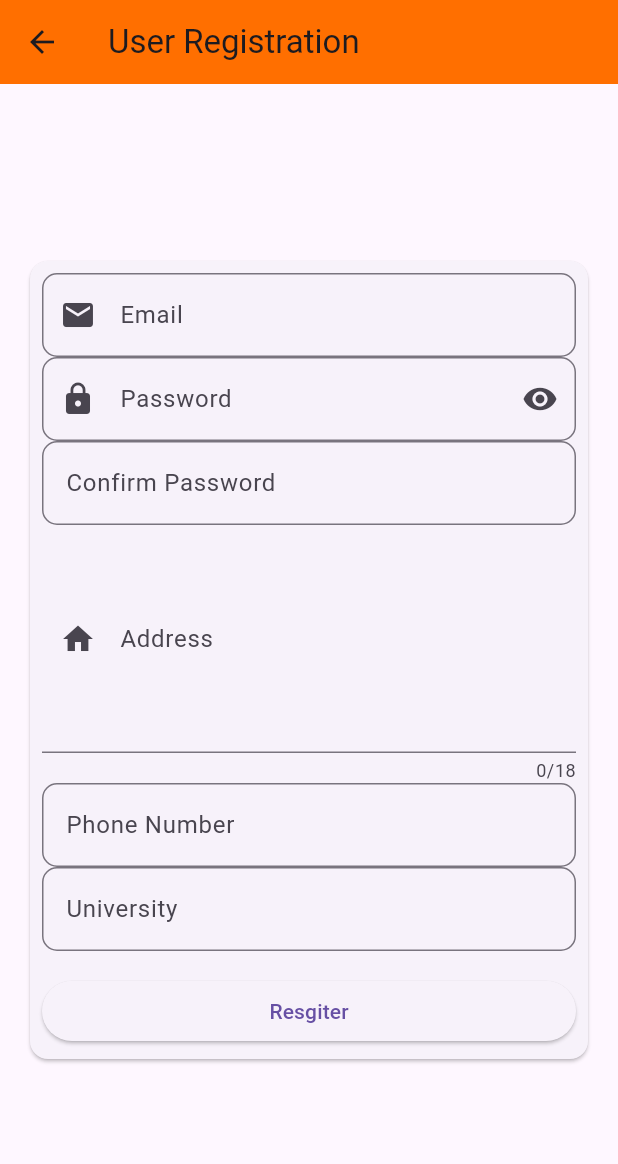
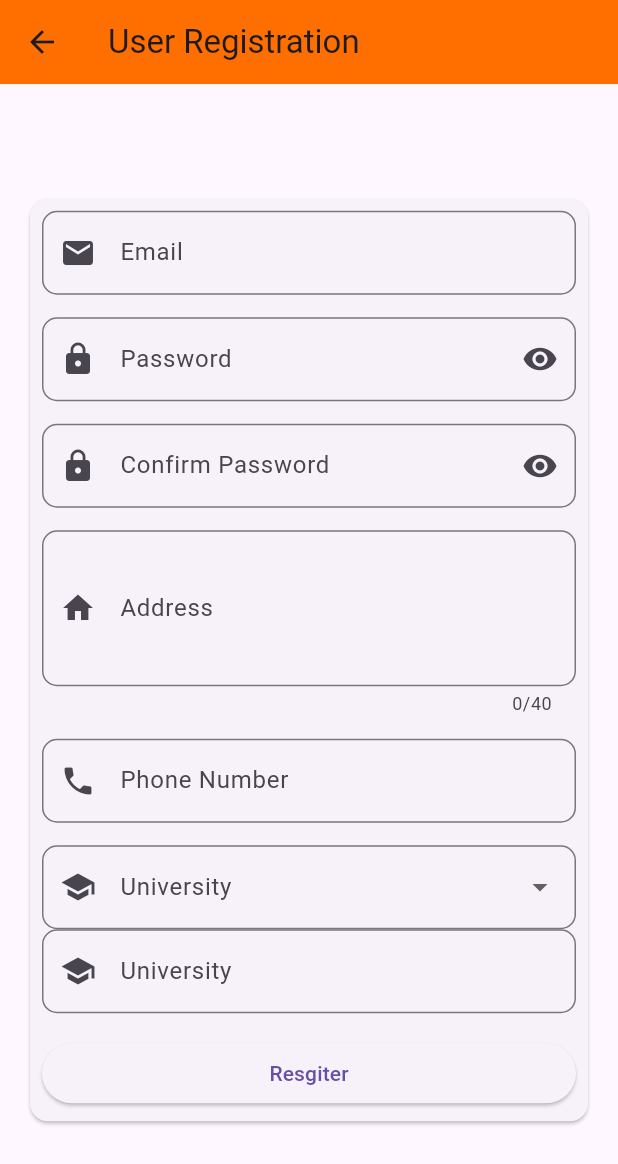
Before and after one commit to Peiiyong/FlutterA242, a Flutter app: the RegistrationScreen screen opened directly, on a phone screen of 412 x 824 dp. Shown: the top 1164 px of the screen. Run offline on Flutter 3.47's test engine with Material 3 defaults, Android fonts, the phone set to English and light mode, and no system bars.

Commit message:
edit the layout and add a dropdown button

```diff
--- a/t4_unigo/lib/view/mainscreen.dart
+++ b/t4_unigo/lib/view/mainscreen.dart
@@ -29,7 +29,6 @@ class _MainScreenState extends State<MainScreen> {
         child: const Icon(Icons.add),
       ),
 
-
     );
   }
 }
--- a/t4_unigo/lib/view/user_registration.dart
+++ b/t4_unigo/lib/view/user_registration.dart
@@ -14,6 +14,9 @@ class _RegistrationScreenState extends State<RegistrationScreen> {
   TextEditingController addressController = TextEditingController();
   TextEditingController phoneController = TextEditingController();
   TextEditingController universityController = TextEditingController();
+
+  String? selectedUniversity;
+  final List<String> universityList = ['UTM', 'UKM', 'UM', 'UPM', 'USM'];
 
   @override
   Widget build(BuildContext context) {
@@ -54,6 +57,8 @@ class _RegistrationScreenState extends State<RegistrationScreen> {
                           TextInputType.emailAddress, // if email --> @
                     ),
 
+                    SizedBox(height: 15),
+
                     //pass
                     TextField(
                       controller: passwordController,
@@ -77,10 +82,17 @@ class _RegistrationScreenState extends State<RegistrationScreen> {
                       obscureText: true, // hide the password
                     ),
 
+                    SizedBox(height: 15),
+
                     //confirm pass
                     TextField(
                       controller: confirmPasswordController,
                       decoration: InputDecoration(
+                        prefixIcon: const Icon(Icons.lock), // add the icon
+                        suffixIcon: IconButton(
+                          onPressed: () {},
+                          icon: Icon(Icons.visibility),
+                        ), // add the icon
                         label: const Text(
                           'Confirm Password',
                         ), //before click the text field
@@ -97,25 +109,37 @@ class _RegistrationScreenState extends State<RegistrationScreen> {
                       obscureText: true, // hide the password
                     ),
 
+                    SizedBox(height: 15),
+
                     //address
                     TextField(
                       controller: addressController,
-                      maxLines: 5, // 格子的行数
-                      maxLength: 18, // 格子的字数
+                      maxLines: 3, // 格子的行数
+                      maxLength: 40, // 格子的字数
                       decoration: InputDecoration(
+                        prefixIcon: const Icon(Icons.home), // add the icon
                         label: const Text(
                           'Address',
                         ), //before click the text field
                         hintText:
                             'Enter your address', //after click the text field
-                        prefixIcon: const Icon(Icons.home), // add the icon
+                        border: OutlineInputBorder(
+                          borderRadius: BorderRadius.circular(10.0),
+                          borderSide: const BorderSide(
+                            color: Colors.amber,
+                            width: 2.0,
+                          ),
+                        ),
                       ),
                     ),
+
+                    SizedBox(height: 15),
 
                     //phone
                     TextField(
                       controller: phoneController,
                       decoration: InputDecoration(
+                        prefixIcon: const Icon(Icons.phone), // add the icon
                         labelText: 'Phone Number', //before click the text field
                         hintText:
                             'Enter your phone number', //after click the text field
@@ -128,11 +152,42 @@ class _RegistrationScreenState extends State<RegistrationScreen> {
                         ),
                       ),
                       keyboardType: TextInputType.phone,
-                    ), //phone
+                    ),
+
+                    SizedBox(height: 15),
+
                     //university
+                    DropdownButtonFormField<String>(
+                      decoration: InputDecoration(
+                        prefixIcon: const Icon(Icons.school),
+                        labelText: 'University',
+                        border: OutlineInputBorder(
+                          borderRadius: BorderRadius.circular(10.0),
+                          borderSide: const BorderSide(
+                            color: Colors.amber,
+                            width: 2.0,
+                          ),
+                        ),
+                      ),
+                      value: selectedUniversity,
+                      items:
+                          universityList.map((String university) {
+                            return DropdownMenuItem<String>(
+                              value: university,
+                              child: Text(university),
+                            );
+                          }).toList(),
+                      onChanged: (String? newValue) {
+                        setState(() {
+                          selectedUniversity = newValue!;
+                        });
+                      },
+                    ),
+
                     TextField(
                       controller: universityController,
                       decoration: InputDecoration(
+                        prefixIcon: const Icon(Icons.school),
                         labelText: 'University', //before click the text field
                         hintText:
                             'Enter your university', //after click the text field
@@ -174,7 +229,7 @@ class _RegistrationScreenState extends State<RegistrationScreen> {
     String confirmPassword = confirmPasswordController.text;
     String address = addressController.text;
     String phone = phoneController.text;
-    String university = universityController.text;
+    String university = selectedUniversity ?? '';
 
     if (email.isEmpty ||
         password.isEmpty ||
@@ -201,7 +256,5 @@ class _RegistrationScreenState extends State<RegistrationScreen> {
       );
       return;
     }
-
-
   }
 }
```
